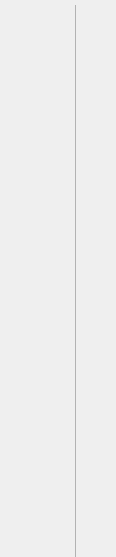
Before: the Qt Designer form client/screens/widgets/navigation/navigation.ui in kleroop/TechCourse_2022_12, drawn with Qt 5.
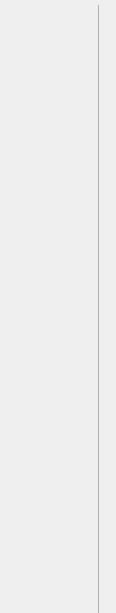
After: the same form once the commit is applied. Icons and pictures are not drawn. Custom widgets are drawn as their Qt base class.

Diff of the .ui file:
```diff
--- a/client/screens/widgets/navigation/navigation.ui
+++ b/client/screens/widgets/navigation/navigation.ui
@@ -10,11 +10,11 @@
     <x>0</x>
     <y>0</y>
     <width>116</width>
-    <height>557</height>
+    <height>613</height>
    </rect>
   </property>
   <property name="sizePolicy">
-   <sizepolicy hsizetype="Expanding" vsizetype="MinimumExpanding">
+   <sizepolicy hsizetype="Maximum" vsizetype="Minimum">
     <horstretch>0</horstretch>
     <verstretch>0</verstretch>
    </sizepolicy>
@@ -31,30 +31,20 @@
   </property>
   <layout class="QHBoxLayout" name="horizontalLayout">
    <property name="spacing">
-    <number>7</number>
+    <number>1</number>
+   </property>
+   <property name="leftMargin">
+    <number>10</number>
    </property>
    <property name="topMargin">
     <number>5</number>
    </property>
+   <property name="rightMargin">
+    <number>0</number>
+   </property>
    <property name="bottomMargin">
     <number>0</number>
    </property>
-   <item>
-    <spacer name="horizontalSpacer_2">
-     <property name="orientation">
-      <enum>Qt::Horizontal</enum>
-     </property>
-     <property name="sizeType">
-      <enum>QSizePolicy::Maximum</enum>
-     </property>
-     <property name="sizeHint" stdset="0">
-      <size>
-       <width>20</width>
-       <height>20</height>
-      </size>
-     </property>
-    </spacer>
-   </item>
    <item>
     <layout class="QVBoxLayout" name="verticalLayout">
      <property name="spacing">
@@ -521,19 +511,6 @@
      </property>
     </widget>
    </item>
-   <item>
-    <spacer name="horizontalSpacer">
-     <property name="orientation">
-      <enum>Qt::Horizontal</enum>
-     </property>
-     <property name="sizeHint" stdset="0">
-      <size>
-       <width>100</width>
-       <height>20</height>
-      </size>
-     </property>
-    </spacer>
-   </item>
   </layout>
  </widget>
  <customwidgets>
```
